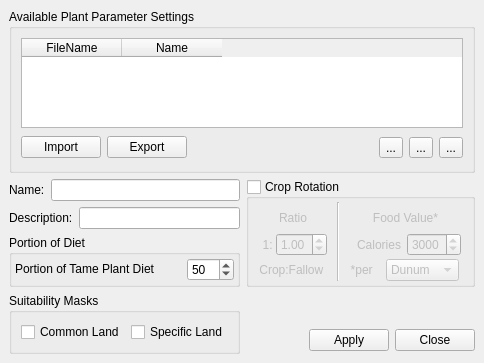
This is src/ui/laplantparametermanagerbase.ui in arkygeek/landuseanalyst as Qt 5 draws it before an edit. The edited form follows.
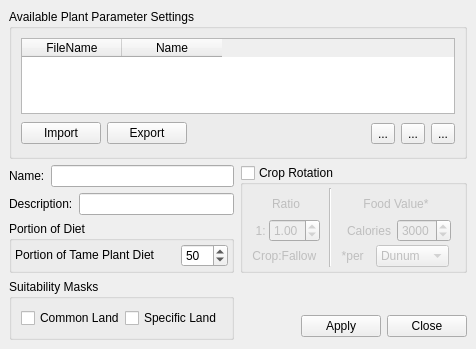
This is the edited form. Icons and pictures are not drawn.

Commit message: tweaked some ui forms to make them look nicer (IMHO)

```diff
--- a/src/ui/laplantparametermanagerbase.ui
+++ b/src/ui/laplantparametermanagerbase.ui
@@ -5,8 +5,8 @@
    <rect>
     <x>0</x>
     <y>0</y>
-    <width>484</width>
-    <height>363</height>
+    <width>452</width>
+    <height>349</height>
    </rect>
   </property>
   <property name="minimumSize" >
```
The commit also changes 4 other files.
